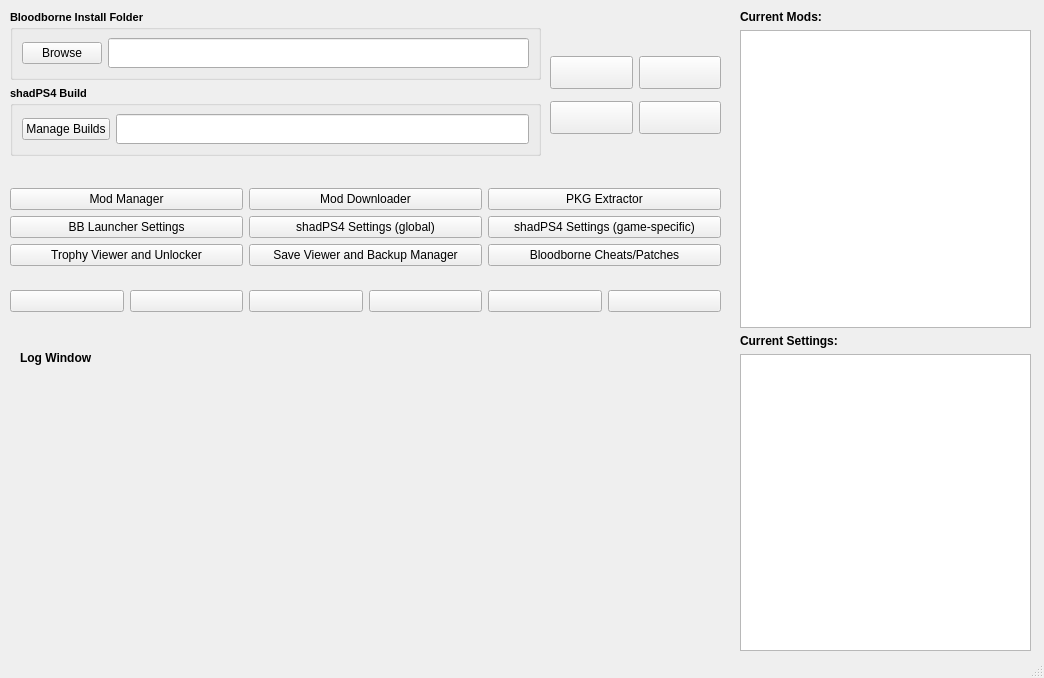
Qt form modules/bblauncher.ui (rainmakerv3/BB_Launcher) before a commit.
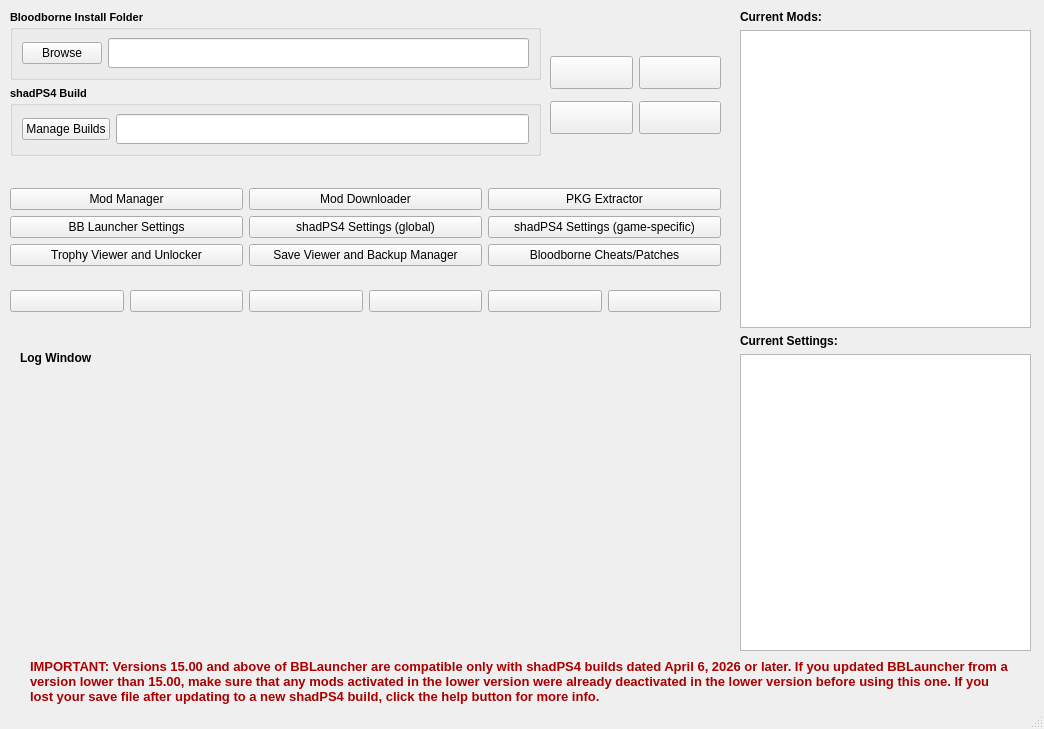
The same form after that commit.

Commit message: Remove updater notice, put version compatibility note in main window

Diff of the .ui file:
```diff
--- a/modules/bblauncher.ui
+++ b/modules/bblauncher.ui
@@ -10,7 +10,7 @@
     <x>0</x>
     <y>0</y>
     <width>1044</width>
-    <height>678</height>
+    <height>729</height>
    </rect>
   </property>
   <property name="sizePolicy">
@@ -495,6 +495,31 @@
      </item>
     </layout>
    </widget>
+   <widget class="QLabel" name="label_4">
+    <property name="geometry">
+     <rect>
+      <x>30</x>
+      <y>656</y>
+      <width>981</width>
+      <height>51</height>
+     </rect>
+    </property>
+    <property name="font">
+     <font>
+      <pointsize>10</pointsize>
+      <bold>true</bold>
+     </font>
+    </property>
+    <property name="styleSheet">
+     <string notr="true">color: rgb(170, 0, 0);</string>
+    </property>
+    <property name="text">
+     <string>IMPORTANT: Versions 15.00 and above of BBLauncher are compatible only with shadPS4 builds dated April 6, 2026 or later. If you updated BBLauncher from a version lower than 15.00, make sure that any mods activated in the lower version were already deactivated in the lower version before using this one. If you lost your save file after updating to a new shadPS4 build, click the help button for more info.</string>
+    </property>
+    <property name="wordWrap">
+     <bool>true</bool>
+    </property>
+   </widget>
   </widget>
   <widget class="QStatusBar" name="statusbar"/>
  </widget>
```
The commit also changes 2 other files.
